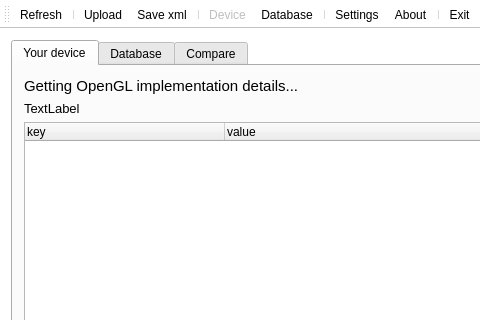
The window that glCapsViewer.ui (SaschaWillems/glCapsViewer) describes before a commit, drawn with Qt 5; both pictures show x 0 to 480 and y 0 to 320 of the 997 by 817 pixel window.
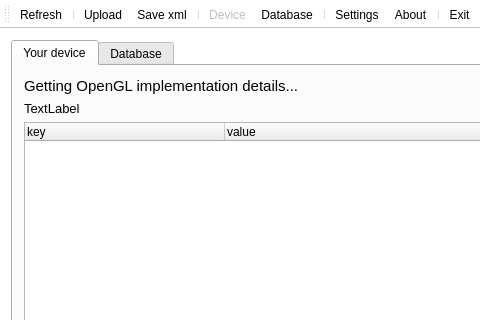
The same window after the commit. Icons and pictures are not drawn.

Commit message: Removed Compare tab for release (not implemented yet)

Patch:
```diff
--- a/glCapsViewer.ui
+++ b/glCapsViewer.ui
@@ -368,15 +368,6 @@
         </item>
        </layout>
       </widget>
-      <widget class="QWidget" name="tabCompare">
-       <attribute name="icon">
-        <iconset resource="glcapsviewer.qrc">
-         <normaloff>:/glcapsviewer/Resources/compare24.png</normaloff>:/glcapsviewer/Resources/compare24.png</iconset>
-       </attribute>
-       <attribute name="title">
-        <string>Compare</string>
-       </attribute>
-      </widget>
      </widget>
     </item>
    </layout>
```
The commit also changes 1 other file.
